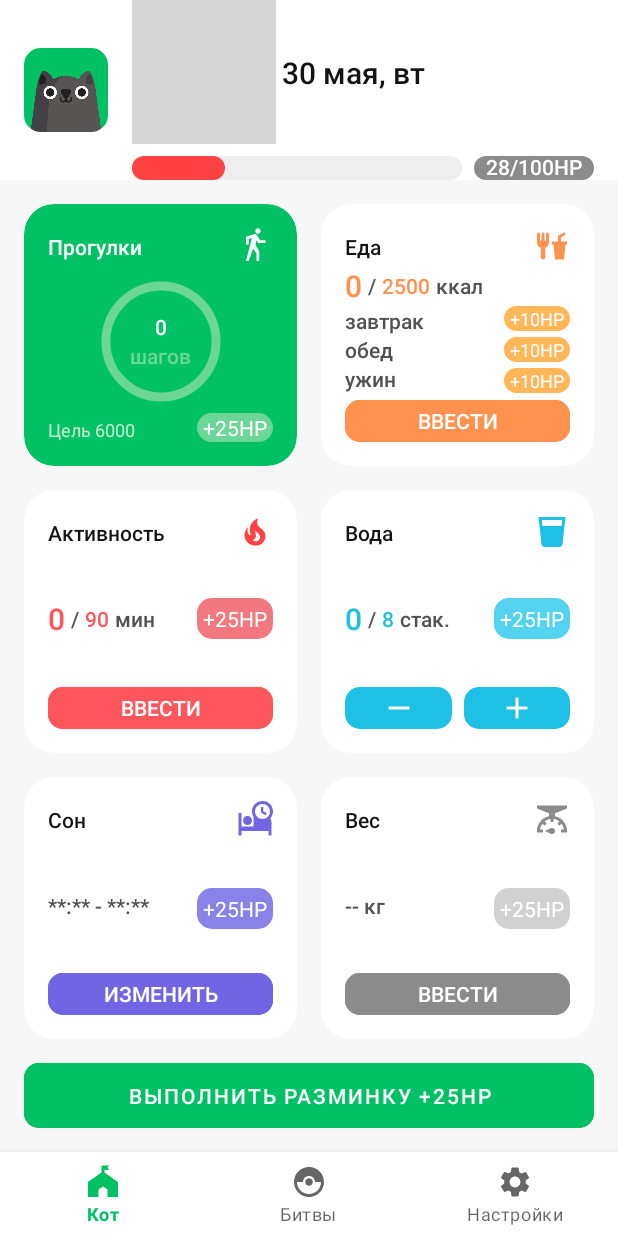
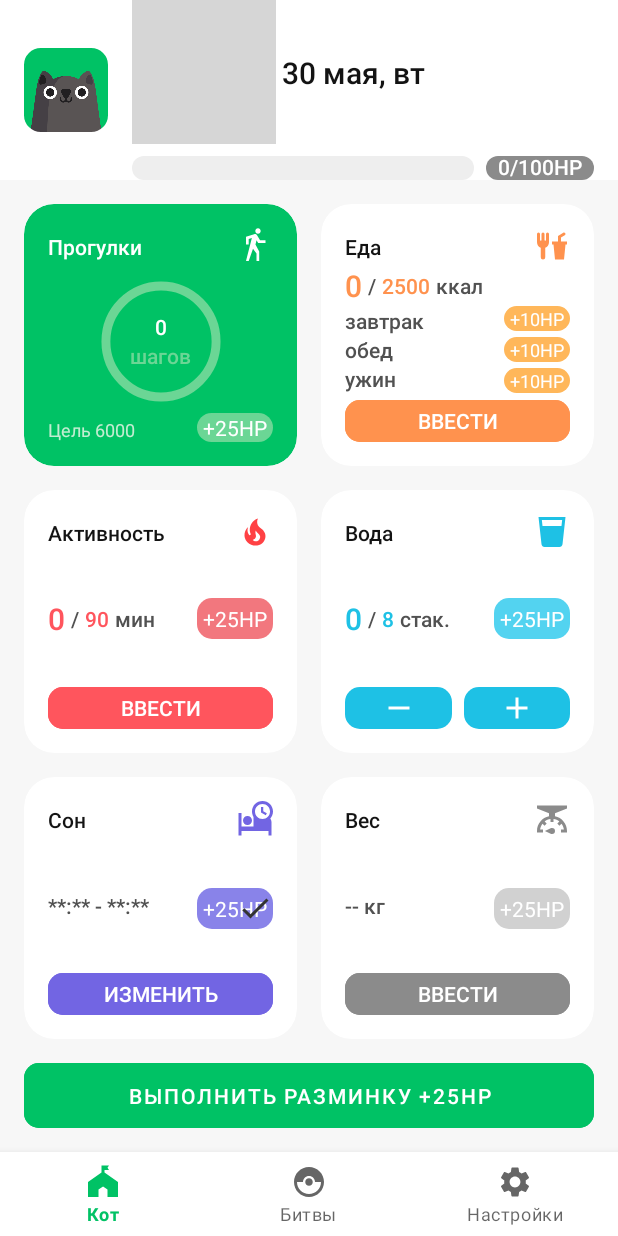
Before and after one commit to doctorwhat1/fitnessQuest, an Android app: the CatFragment screen opened directly, with no data from a screen before it, on a phone screen of 412 x 824 dp. Run offline under Robolectric (Android 15) with nearby library versions, the light colour scheme and no system bars; our stand-ins replace data binding, navigation-ui; 2 statements that could not run were skipped; grey boxes are pictures that could not be loaded.

Commit message:
fixed displaying sleep time reward and added reload data every day

```diff
--- a/app/src/main/java/com/example/fitnessquest/MainActivity.kt
+++ b/app/src/main/java/com/example/fitnessquest/MainActivity.kt
@@ -24,24 +24,6 @@
         val navController = navHostFragment.navController
         binding.bottomNavigationView.setupWithNavController(navController)
 
-        // FOR TESTING !!! DELETE ON RELEASE
-        val sharedPreferences = getSharedPreferences(APP_PREFERENCES, Context.MODE_PRIVATE)
-        val editor = sharedPreferences.edit()
-        editor.putInt(CURRENT_HP, 28)
-        editor.putFloat(INITIAL_TOTAL_STEPS, 0f)
-        editor.putInt(CURRENT_WATER_CUPS, 0)
-        editor.putInt(CURRENT_ACTIVITY_MINS, 0)
-        editor.putString(CURRENT_WEIGHT, resources.getString(R.string.cat_weight_template))
-        editor.putString(FALLING_ASLEEP_TIME, resources.getString(R.string.cat_time_template))
-        editor.putString(WAKEUP_TIME, resources.getString(R.string.cat_time_template))
-        editor.putString(BREAKFAST_CALORIES, "0")
-        editor.putString(LUNCH_CALORIES, "0")
-        editor.putString(DINNER_CALORIES, "0")
-        editor.putBoolean(IS_BREAKFAST_ENTERED, false)
-        editor.putBoolean(IS_LUNCH_ENTERED, false)
-        editor.putBoolean(IS_DINNER_ENTERED, false)
-        editor.putString(TOTAL_CALORIES, "0")
-        editor.apply()
 
     }
 
--- a/app/src/main/java/com/example/fitnessquest/database/SharedPreferencesKeys.kt
+++ b/app/src/main/java/com/example/fitnessquest/database/SharedPreferencesKeys.kt
@@ -2,6 +2,8 @@
 
 val APP_PREFERENCES = "FitnessQuest"
 
+
+val PREVIOUS_SAVED_DATE = "PREVIOUS_SAVED_DATE"
 
 // step counter
 val INITIAL_TOTAL_STEPS = "INITIAL_TOTAL_STEPS"
@@ -30,6 +32,7 @@
 val IS_BREAKFAST_ENTERED = "IS_BREAKFAST_ENTERED"
 val IS_LUNCH_ENTERED = "IS_LUNCH_ENTERED"
 val IS_DINNER_ENTERED = "IS_DINNER_ENTERED"
+val IS_SLEEP_TIME_ENTERED = "IS_SLEEP_TIME_ENTERED"
 
 
 // cat indicators
--- a/app/src/main/java/com/example/fitnessquest/home/CatFragment.kt
+++ b/app/src/main/java/com/example/fitnessquest/home/CatFragment.kt
@@ -3,6 +3,7 @@
 import android.app.AlertDialog
 import android.content.Context
 import android.content.DialogInterface
+import android.content.SharedPreferences
 import android.hardware.SensorManager
 import android.os.Bundle
 import android.view.LayoutInflater
@@ -15,6 +16,7 @@
 import androidx.navigation.findNavController
 import com.example.fitnessquest.APP_PREFERENCES
 import com.example.fitnessquest.CURRENT_HP
+import com.example.fitnessquest.PREVIOUS_SAVED_DATE
 import com.example.fitnessquest.R
 import com.example.fitnessquest.databinding.FragmentCatBinding
 
@@ -37,11 +39,12 @@
 
         // Adding a context of SENSOR_SERVICE as Sensor Manager
         val sensorManager = requireActivity().getSystemService(Context.SENSOR_SERVICE) as SensorManager
+        val sharedPreferences = requireContext()
+            .getSharedPreferences(APP_PREFERENCES, Context.MODE_PRIVATE)
         viewModelFactory = CatViewModelFactory(
             sensorManager,
             resources,
-            requireContext()
-                .getSharedPreferences(APP_PREFERENCES, Context.MODE_PRIVATE)
+            sharedPreferences
         )
         viewModel = ViewModelProvider(this, viewModelFactory)
             .get(CatViewModel::class.java)
@@ -49,9 +52,12 @@
         binding.catViewModel = viewModel // set the data binding variable
         binding.lifecycleOwner = viewLifecycleOwner // lets the layout respond to live data updates
 
+
+        viewModel.checkDateForReloadData()
+
+
         // cat HP
         viewModel.setHP()
-
 
         viewModel.setTotalCalories()
         viewModel.setCurrentActivity()
@@ -62,6 +68,7 @@
         viewModel.setIsBreakfastEntered()
         viewModel.setIsLunchEntered()
         viewModel.setIsDinnerEntered()
+        viewModel.setIsSleepTimeEntered()
 
 
         // set cards on click
--- a/app/src/main/java/com/example/fitnessquest/home/CatViewModel.kt
+++ b/app/src/main/java/com/example/fitnessquest/home/CatViewModel.kt
@@ -1,18 +1,17 @@
 package com.example.fitnessquest.home
 
-import android.content.Context
 import android.content.SharedPreferences
 import android.content.res.Resources
 import android.hardware.Sensor
 import android.hardware.SensorEvent
 import android.hardware.SensorEventListener
 import android.hardware.SensorManager
-import android.util.Log
-import android.widget.Toast
 import androidx.lifecycle.LiveData
 import androidx.lifecycle.MutableLiveData
 import androidx.lifecycle.ViewModel
 import com.example.fitnessquest.*
+import java.text.SimpleDateFormat
+import java.time.LocalDate
 import java.util.*
 
 class CatViewModel(
@@ -106,6 +105,10 @@
     val isDinnerEntered: LiveData<Boolean>
         get() = _isDinnerEntered
 
+    private val _isSleepTimeEntered = MutableLiveData(false)
+    val isSleepTimeEntered: LiveData<Boolean>
+        get() = _isSleepTimeEntered
+
 
     fun setHP() {
         _currentHP.value = sharedPreferences.getInt(CURRENT_HP, 0)
@@ -180,6 +183,10 @@
         _isDinnerEntered.value = sharedPreferences.getBoolean(IS_DINNER_ENTERED, false)
     }
 
+    fun setIsSleepTimeEntered() {
+        _isSleepTimeEntered.value = sharedPreferences.getBoolean(IS_SLEEP_TIME_ENTERED, false)
+    }
+
     fun increaseHP() {
         if (_currentHP.value == 100) return
 
@@ -189,4 +196,39 @@
         editor.apply()
     }
 
+    fun reloadData() {
+        val editor = sharedPreferences.edit()
+        editor.putFloat(INITIAL_TOTAL_STEPS, 0f)
+        editor.putString(TOTAL_CALORIES, "0")
+        editor.putString(BREAKFAST_CALORIES, "0")
+        editor.putString(LUNCH_CALORIES, "0")
+        editor.putString( DINNER_CALORIES, "0")
+        editor.putInt(CURRENT_ACTIVITY_MINS, 0)
+        editor.putInt(CURRENT_WATER_CUPS, 0)
+        editor.putString(FALLING_ASLEEP_TIME, resources.getString(R.string.cat_time_template))
+        editor.putString(WAKEUP_TIME, resources.getString(R.string.cat_time_template))
+        editor.putString(CURRENT_WEIGHT, resources.getString(R.string.cat_weight_template))
+        editor.putBoolean(IS_BREAKFAST_ENTERED, false)
+        editor.putBoolean(IS_LUNCH_ENTERED, false)
+        editor.putBoolean(IS_DINNER_ENTERED, false)
+        editor.putBoolean(IS_SLEEP_TIME_ENTERED, false)
+        editor.putInt(CURRENT_HP, 0)
+        editor.apply()
+    }
+
+    fun checkDateForReloadData() {
+        val previousSavedDate = sharedPreferences.getString(PREVIOUS_SAVED_DATE, "")
+
+        val time = Calendar.getInstance().time
+        val formatter = SimpleDateFormat("yyyy-MM-dd")
+        val currentDate = formatter.format(time)
+
+        if (previousSavedDate == "" || currentDate != previousSavedDate) {
+            reloadData()
+            val editor = sharedPreferences.edit()
+            editor.putString(PREVIOUS_SAVED_DATE, currentDate)
+            editor.apply()
+        }
+    }
+
 }
--- a/app/src/main/java/com/example/fitnessquest/home/cards/SleepFragment.kt
+++ b/app/src/main/java/com/example/fitnessquest/home/cards/SleepFragment.kt
@@ -30,10 +30,9 @@
             val sharedPref = requireContext().getSharedPreferences(APP_PREFERENCES, Context.MODE_PRIVATE)
             val editor =  sharedPref.edit()
 
-            val timeTemplate = resources.getString(R.string.cat_time_template)
-            if (sharedPref.getString(FALLING_ASLEEP_TIME, timeTemplate) == timeTemplate
-                || sharedPref.getString(WAKEUP_TIME, timeTemplate) == timeTemplate) {
+            if (!sharedPref.getBoolean(IS_SLEEP_TIME_ENTERED, false)) {
                 editor.putInt(CURRENT_HP, sharedPref.getInt(CURRENT_HP, 0) + 25)
+                editor.putBoolean(IS_SLEEP_TIME_ENTERED, true)
             }
 
             editor.putString(FALLING_ASLEEP_TIME, fallingAsleepTime)
--- a/app/src/main/res/layout/fragment_cat.xml
+++ b/app/src/main/res/layout/fragment_cat.xml
@@ -805,7 +805,7 @@
                     android:padding="4dp"
                     android:text="+25HP"
                     android:textColor="@color/base_0"
-                    android:visibility="@{(catViewModel.fallingAsleepTime == @string/cat_time_template) ? View.VISIBLE : View.GONE }"
+                    android:visibility="@{ catViewModel.isSleepTimeEntered() ? View.GONE : View.VISIBLE }"
                     app:layout_constraintBottom_toBottomOf="parent"
                     app:layout_constraintEnd_toEndOf="parent"
                     app:layout_constraintTop_toTopOf="parent" />
@@ -815,7 +815,7 @@
                     android:layout_width="wrap_content"
                     android:layout_height="wrap_content"
                     android:src="@drawable/ic_cat_check"
-                    android:visibility="@{(catViewModel.fallingAsleepTime == @string/cat_time_template) ? View.GONE : View.VISIBLE }"
+                    android:visibility="@{ catViewModel.isSleepTimeEntered() ? View.VISIBLE : View.GONE }"
                     app:layout_constraintBottom_toBottomOf="parent"
                     app:layout_constraintEnd_toEndOf="parent"
                     app:layout_constraintTop_toTopOf="parent"
```
